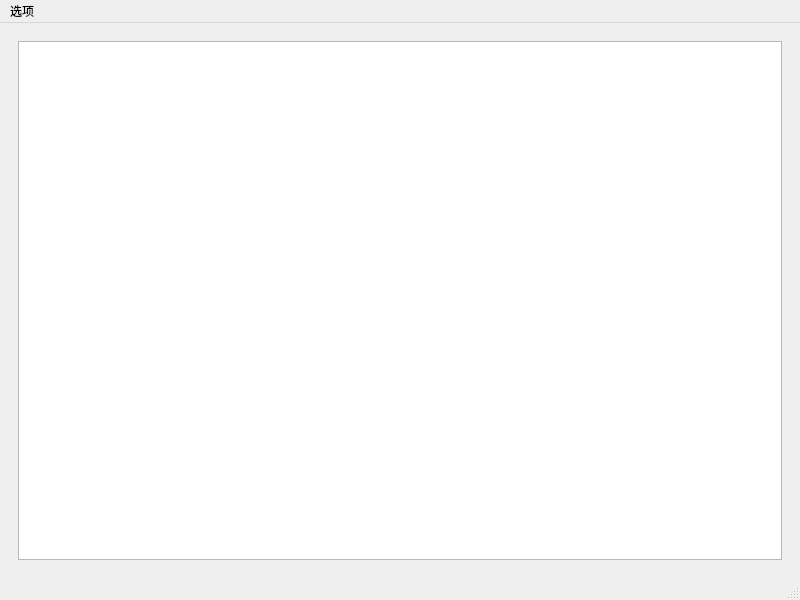
The window that createrule.ui (hupochun/ExcelScan) describes before a commit, drawn with Qt 5.
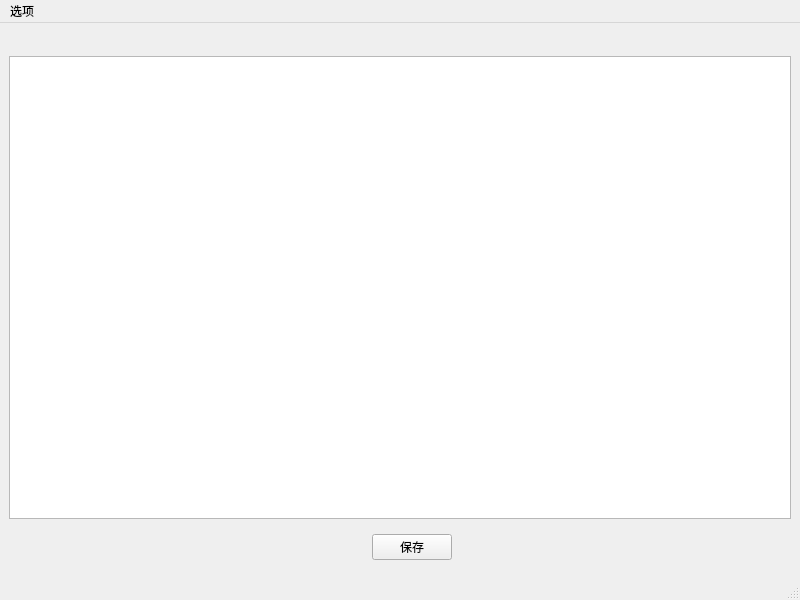
The same window after the commit.

The edit to the form file:
```diff
--- a/createrule.ui
+++ b/createrule.ui
@@ -14,20 +14,67 @@
    <string>MainWindow</string>
   </property>
   <widget class="QWidget" name="centralwidget">
-   <layout class="QGridLayout" name="gridLayout">
+   <layout class="QGridLayout" name="gridLayout_3">
     <item row="0" column="0">
      <widget class="QWidget" name="widget" native="true">
-      <layout class="QGridLayout" name="gridLayout_2">
+      <layout class="QGridLayout" name="gridLayout_2"/>
+     </widget>
+    </item>
+    <item row="2" column="2">
+     <widget class="QWidget" name="widget_2" native="true">
+      <layout class="QGridLayout" name="gridLayout">
        <item row="0" column="0">
-        <widget class="QTableWidget" name="tableWidget">
-         <property name="editTriggers">
-          <set>QAbstractItemView::NoEditTriggers</set>
+        <widget class="QPushButton" name="pushButton">
+         <property name="text">
+          <string>保存</string>
          </property>
         </widget>
        </item>
       </layout>
      </widget>
     </item>
+    <item row="2" column="3">
+     <spacer name="horizontalSpacer">
+      <property name="orientation">
+       <enum>Qt::Horizontal</enum>
+      </property>
+      <property name="sizeHint" stdset="0">
+       <size>
+        <width>323</width>
+        <height>20</height>
+       </size>
+      </property>
+     </spacer>
+    </item>
+    <item row="2" column="0" colspan="2">
+     <spacer name="horizontalSpacer_2">
+      <property name="orientation">
+       <enum>Qt::Horizontal</enum>
+      </property>
+      <property name="sizeHint" stdset="0">
+       <size>
+        <width>348</width>
+        <height>38</height>
+       </size>
+      </property>
+     </spacer>
+    </item>
+    <item row="1" column="0" colspan="4">
+     <widget class="QTableWidget" name="tableWidget">
+      <property name="editTriggers">
+       <set>QAbstractItemView::NoEditTriggers</set>
+      </property>
+      <property name="alternatingRowColors">
+       <bool>true</bool>
+      </property>
+      <property name="selectionMode">
+       <enum>QAbstractItemView::SingleSelection</enum>
+      </property>
+      <property name="selectionBehavior">
+       <enum>QAbstractItemView::SelectRows</enum>
+      </property>
+     </widget>
+    </item>
    </layout>
   </widget>
   <widget class="QMenuBar" name="menubar">
```
